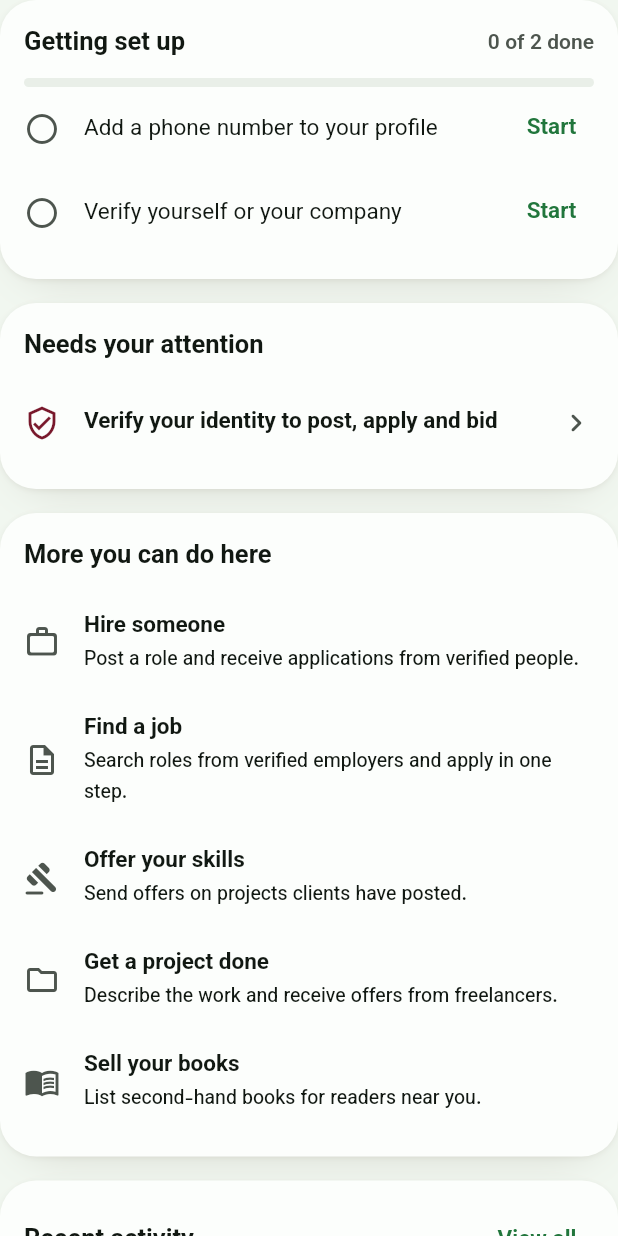
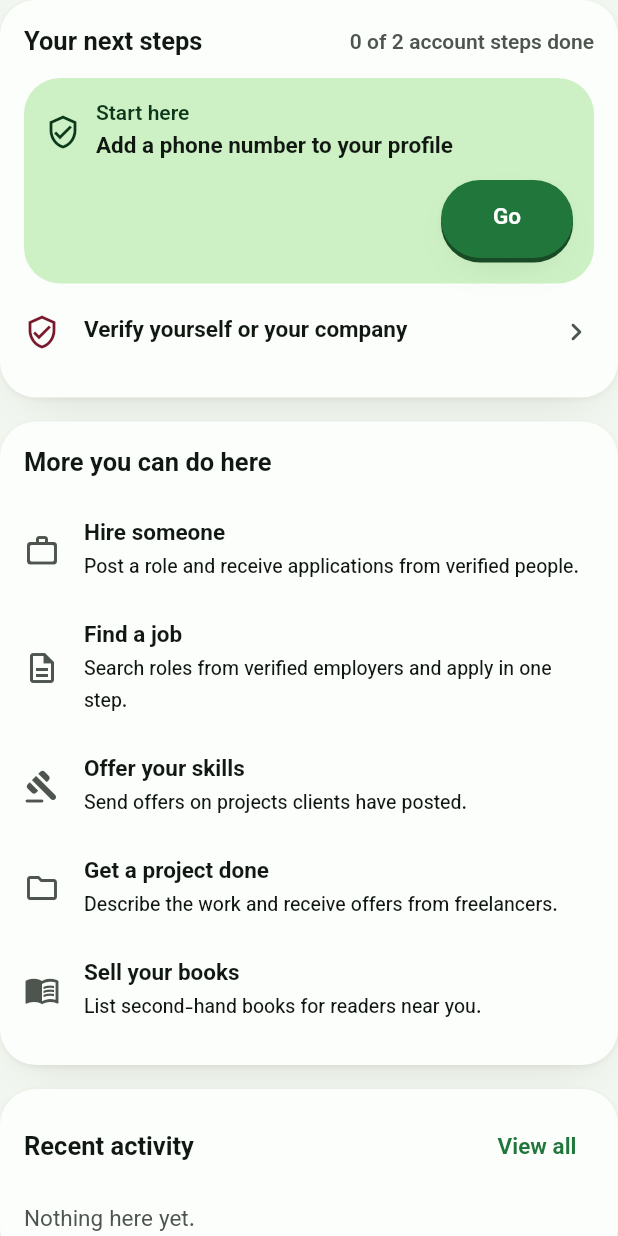
Before and after one commit to CiviTech-Global/our-website, a Flutter app: the WorkspacePanels widget shown alone on an empty page, opened directly with empty values, on a phone screen of 412 x 824 dp. Run offline on Flutter 3.47's test engine with Material 3 defaults, Android fonts, the phone set to English and light mode, and no system bars; our stand-ins replace cached_network_image, cross_file, dio, file_picker, flutter_map, flutter_riverpod and 8 more; missing offline and left inert: persian_datetime_picker; accounts and stored records are empty; network calls fail.

Commit message:
Mobile: next steps and "Your areas" on the Me tab, as on the web
The Me tab gets the web's two changes. Setup, "needs your attention" and
the email banner become one "Your next steps" card, waiting work first,
the first step set apart with its own button; resending the verification
email happens on that step.

A new "Your areas" card lists the member's screens grouped as on the
web (hiring, job search, my projects, freelancing, shops, books,
purchases) with a line saying what each section is for. Sections the
member does not use, from /market/me/areas, wait behind one
"N more sections" row. The account list gains the expert profile.

Co-Authored-By: Claude Opus 5.5 <noreply@anthropic.com>

```diff
--- a/civitechglobal-mobile/lib/features/me/workspace_panels.dart
+++ b/civitechglobal-mobile/lib/features/me/workspace_panels.dart
@@ -47,9 +47,7 @@ class WorkspacePanels extends ConsumerWidget {
       crossAxisAlignment: CrossAxisAlignment.stretch,
       spacing: BaghSpace.gutter,
       children: [
-        if (canEmail && !user.emailVerified) const _VerifyEmailBanner(),
-        _Setup(user: user, workspace: d, canEmail: canEmail),
-        _Attention(workspace: d),
+        _NextSteps(user: user, workspace: d, canEmail: canEmail),
         if (d.hiringPostings > 0)
           _Panel(
             title: w.hiringTitle,
@@ -312,18 +310,35 @@ class _Panel extends ConsumerWidget {
   }
 }
 
-/// While the address is unconfirmed, and only where the server can send mail.
-class _VerifyEmailBanner extends ConsumerStatefulWidget {
-  const _VerifyEmailBanner();
+enum _Step { done, pending, todo }
+
+/// One thing to do next: a label, and where to do it or what does it.
+typedef _Next = ({IconData icon, String label, String? href, bool email});
+
+/// "Your next steps", as the web's NextStepsPanel: what is waiting on them
+/// first, then what is left of setting the account up, in one list. The
+/// first step is set apart with its own button, so somebody who opens the
+/// app not knowing where to start is told. Resending the verification email
+/// happens right here, where the step is.
+class _NextSteps extends ConsumerStatefulWidget {
+  const _NextSteps({
+    required this.user,
+    required this.workspace,
+    required this.canEmail,
+  });
+
+  final AuthUser user;
+  final Workspace workspace;
+  final bool canEmail;
 
   @override
-  ConsumerState<_VerifyEmailBanner> createState() => _VerifyEmailBannerState();
+  ConsumerState<_NextSteps> createState() => _NextStepsState();
 }
 
-class _VerifyEmailBannerState extends ConsumerState<_VerifyEmailBanner> {
+class _NextStepsState extends ConsumerState<_NextSteps> {
   bool _sending = false;
 
-  Future<void> _send() async {
+  Future<void> _sendEmail() async {
     final s = ref.read(stringsProvider);
     final messenger = ScaffoldMessenger.of(context);
     setState(() => _sending = true);
@@ -338,232 +353,188 @@ class _VerifyEmailBannerState extends ConsumerState<_VerifyEmailBanner> {
     }
   }
 
+  void _go(_Next item) {
+    if (item.email) {
+      _sendEmail();
+    } else if (item.href != null) {
+      openLink(context, ref, item.href!);
+    }
+  }
+
   @override
   Widget build(BuildContext context) {
     final s = ref.watch(stringsProvider);
-    final t = BaghColors.of(context).tints[1];
-    final text = Theme.of(context).textTheme;
-    return SoftSurface(
-      tint: t,
-      child: Column(
-        crossAxisAlignment: CrossAxisAlignment.stretch,
-        spacing: 8,
-        children: [
-          Row(
-            spacing: 10,
-            children: [
-              Icon(Icons.mark_email_unread_outlined, color: t.ink),
-              Expanded(
-                child: Text(
-                  s.auth.verifyBannerTitle,
-                  style: text.titleSmall?.copyWith(color: t.ink),
-                ),
-              ),
-            ],
-          ),
-          Text(
-            s.auth.verifyBannerBody,
-            style: text.bodyMedium?.copyWith(color: t.ink),
-          ),
-          Align(
-            alignment: AlignmentDirectional.centerStart,
-            child: BaghKey(
-              label: s.auth.verifyBannerAction,
-              kind: BaghKeyKind.outline,
-              loading: _sending,
-              onPressed: _send,
-            ),
-          ),
-        ],
-      ),
-    );
-  }
-}
-
-enum _Step { done, pending, todo }
-
-/// "Getting set up": what is left before the marketplace is open to them,
-/// with the way to each open step. Gone once every step is done.
-class _Setup extends ConsumerWidget {
-  const _Setup({
-    required this.user,
-    required this.workspace,
-    required this.canEmail,
-  });
-
-  final AuthUser user;
-  final Workspace workspace;
-  final bool canEmail;
-
-  @override
-  Widget build(BuildContext context, WidgetRef ref) {
-    final s = ref.watch(stringsProvider);
+    final w = s.workspace;
+    final n = s.dashNav;
+    final d = widget.workspace;
+    final user = widget.user;
     final language = ref.watch(l10nProvider).language;
     final c = BaghColors.of(context);
     final text = Theme.of(context).textTheme;
-    final steps = <(String, _Step, String?)>[
+    String num(int v) => localDigits(v, language);
+    final forward = Directionality.of(context) == TextDirection.rtl
+        ? Icons.chevron_left_rounded
+        : Icons.chevron_right_rounded;
+
+    final setup = <(String, _Step, String?, bool)>[
       (
         s.app.setupPhone,
         (user.phone ?? '').isNotEmpty ? _Step.done : _Step.todo,
         '/dashboard/profile',
+        false,
       ),
-      if (canEmail)
+      if (widget.canEmail)
         (
           s.app.setupEmail,
           user.emailVerified ? _Step.done : _Step.todo,
-          // Done from the banner above, not from a page.
           null,
+          true,
         ),
       (
         s.app.setupIdentity,
-        switch (workspace.verification) {
+        switch (d.verification) {
           'APPROVED' => _Step.done,
           'PENDING' => _Step.pending,
           _ => _Step.todo,
         },
         '/dashboard/verification',
+        false,
       ),
     ];
-    final done = steps.where((x) => x.$2 == _Step.done).length;
-    if (done == steps.length) return const SizedBox.shrink();
-
-    return _Card(
-      title: s.app.setupTitle,
-      trailing: Text(
-        s.app.setupProgress.fill({
-          'done': localDigits(done, language),
-          'total': localDigits(steps.length, language),
-        }),
-        style: text.labelMedium?.copyWith(color: c.ink2),
-      ),
-      child: Column(
-        crossAxisAlignment: CrossAxisAlignment.stretch,
-        children: [
-          ClipRRect(
-            borderRadius: BorderRadius.circular(4),
-            child: LinearProgressIndicator(
-              value: done / steps.length,
-              minHeight: 6,
-              color: c.primary,
-              backgroundColor: c.fill,
-            ),
-          ),
-          for (final (label, state, href) in steps)
-            ListTile(
-              contentPadding: EdgeInsets.zero,
-              leading: Icon(
-                switch (state) {
-                  _Step.done => Icons.check_circle_rounded,
-                  _Step.pending => Icons.schedule_rounded,
-                  _Step.todo => Icons.radio_button_unchecked_rounded,
-                },
-                color: switch (state) {
-                  _Step.done => c.primary,
-                  _Step.pending => c.tints[1].ink,
-                  _Step.todo => c.ink2,
-                },
-              ),
-              title: Text(
-                label,
-                style: state == _Step.done
-                    ? text.bodyMedium?.copyWith(
-                        color: c.ink2,
-                        decoration: TextDecoration.lineThrough,
-                      )
-                    : text.bodyMedium,
-              ),
-              trailing: switch (state) {
-                _Step.done => Text(s.app.setupDone, style: text.labelMedium),
-                _Step.pending => Text(
-                  s.app.setupPending,
-                  style: text.labelMedium?.copyWith(color: c.tints[1].ink),
-                ),
-                _Step.todo when href != null => TextButton(
-                  onPressed: () => openLink(context, ref, href),
-                  child: Text(s.app.setupAction),
-                ),
-                _Step.todo => null,
-              },
-            ),
-        ],
-      ),
-    );
-  }
-}
-
-/// What is waiting on this person, across every part they play.
-class _Attention extends ConsumerWidget {
-  const _Attention({required this.workspace});
-
-  final Workspace workspace;
-
-  @override
-  Widget build(BuildContext context, WidgetRef ref) {
-    final s = ref.watch(stringsProvider);
-    final w = s.workspace;
-    final d = workspace;
-    final language = ref.watch(l10nProvider).language;
-    final c = BaghColors.of(context);
-    String n(int v) => localDigits(v, language);
     final changes = d.changesRequested;
-    final items = <(IconData, String, String)>[
-      if (d.verification != 'APPROVED' && d.verification != 'PENDING')
+    final items = <_Next>[
+      if (d.unreadMessages > 0)
         (
-          Icons.verified_user_outlined,
-          w.attentionVerify,
-          '/dashboard/verification',
+          icon: Icons.forum_outlined,
+          label: w.attentionMessages.fill({'count': num(d.unreadMessages)}),
+          href: '/dashboard/messages',
+          email: false,
         ),
       if (d.hiringUnseen > 0)
         (
-          Icons.group_outlined,
-          w.attentionApplicants.fill({'count': n(d.hiringUnseen)}),
-          '/dashboard/jobs',
+          icon: Icons.group_outlined,
+          label: w.attentionApplicants.fill({'count': num(d.hiringUnseen)}),
+          href: '/dashboard/jobs',
+          email: false,
         ),
       if (d.bidsAwaiting > 0)
         (
-          Icons.gavel_rounded,
-          w.attentionBids.fill({'count': n(d.bidsAwaiting)}),
-          '/dashboard/projects',
+          icon: Icons.gavel_rounded,
+          label: w.attentionBids.fill({'count': num(d.bidsAwaiting)}),
+          href: '/dashboard/projects',
+          email: false,
         ),
       if (changes > 0)
         (
-          Icons.error_outline_rounded,
-          w.attentionChanges.fill({'count': n(changes)}),
-          (d.hiringByStatus['CHANGES_REQUESTED'] ?? 0) > 0
+          icon: Icons.error_outline_rounded,
+          label: w.attentionChanges.fill({'count': num(changes)}),
+          href: (d.hiringByStatus['CHANGES_REQUESTED'] ?? 0) > 0
               ? '/dashboard/jobs'
               : (d.clientByStatus['CHANGES_REQUESTED'] ?? 0) > 0
               ? '/dashboard/projects'
               : '/dashboard/books',
+          email: false,
         ),
-      if (d.unreadMessages > 0)
+      for (final (label, state, href, email) in setup)
+        if (state == _Step.todo)
           (
-          Icons.forum_outlined,
-          w.attentionMessages.fill({'count': n(d.unreadMessages)}),
-          '/dashboard/messages',
+            icon: email
+                ? Icons.mark_email_unread_outlined
+                : Icons.verified_user_outlined,
+            label: label,
+            href: href,
+            email: email,
           ),
     ];
+    final pending = [
+      for (final (label, state, _, _) in setup)
+        if (state == _Step.pending) label,
+    ];
+    final done = setup.where((x) => x.$2 == _Step.done).length;
+
     return _Card(
-      title: w.attentionTitle,
-      child: items.isEmpty
+      title: n.nextTitle,
+      trailing: done < setup.length
           ? Text(
-              w.allClear,
-              style: Theme.of(
-                context,
-              ).textTheme.bodyMedium?.copyWith(color: c.ink2),
+              n.nextProgress.fill({
+                'done': num(done),
+                'total': num(setup.length),
+              }),
+              style: text.labelMedium?.copyWith(color: c.ink2),
             )
-          : Column(
+          : null,
+      child: Column(
+        crossAxisAlignment: CrossAxisAlignment.stretch,
+        spacing: 4,
         children: [
-                for (final (icon, label, href) in items)
+          if (items.isEmpty && pending.isEmpty)
+            Text(w.allClear, style: text.bodyMedium?.copyWith(color: c.ink2)),
+          if (items.isNotEmpty)
+            SoftSurface(
+              tint: c.primarySoft,
+              padding: const EdgeInsets.all(14),
+              child: Column(
+                crossAxisAlignment: CrossAxisAlignment.stretch,
+                spacing: 10,
+                children: [
+                  Row(
+                    spacing: 10,
+                    children: [
+                      Icon(items.first.icon, color: c.primarySoft.ink),
+                      Expanded(
+                        child: Column(
+                          crossAxisAlignment: CrossAxisAlignment.start,
+                          children: [
+                            Text(
+                              n.nextFirst,
+                              style: text.labelMedium?.copyWith(
+                                color: c.primarySoft.ink,
+                              ),
+                            ),
+                            Text(items.first.label, style: text.titleSmall),
+                          ],
+                        ),
+                      ),
+                    ],
+                  ),
+                  Align(
+                    alignment: AlignmentDirectional.centerEnd,
+                    child: BaghKey(
+                      label: items.first.email
+                          ? s.auth.verifyBannerAction
+                          : n.nextGo,
+                      loading: items.first.email && _sending,
+                      onPressed: () => _go(items.first),
+                    ),
+                  ),
+                ],
+              ),
+            ),
+          for (final item in items.skip(1))
             ListTile(
               contentPadding: EdgeInsets.zero,
-                    leading: Icon(icon, color: c.tints[1].ink),
-                    title: Text(label),
-                    trailing: Icon(
-                      Directionality.of(context) == TextDirection.rtl
-                          ? Icons.chevron_left_rounded
-                          : Icons.chevron_right_rounded,
+              leading: Icon(item.icon, color: c.tints[1].ink),
+              title: Text(item.label),
+              trailing: item.email && _sending
+                  ? const SizedBox.square(
+                      dimension: 18,
+                      child: CircularProgressIndicator(strokeWidth: 2),
+                    )
+                  : Icon(forward),
+              onTap: () => _go(item),
             ),
-                    onTap: () => openLink(context, ref, href),
+          for (final label in pending)
+            ListTile(
+              contentPadding: EdgeInsets.zero,
+              leading: Icon(Icons.schedule_rounded, color: c.tints[1].ink),
+              title: Text(
+                label,
+                style: text.bodyMedium?.copyWith(color: c.ink2),
+              ),
+              trailing: Text(
+                s.app.setupPending,
+                style: text.labelMedium?.copyWith(color: c.tints[1].ink),
+              ),
             ),
         ],
       ),
```
Also changed, not shown: civitechglobal-mobile/lib/features/me/areas_card.dart (added, +279 -0 lines), civitechglobal-mobile/lib/features/me/me_screen.dart (+11 -0 lines), civitechglobal-mobile/lib/features/me/workspace_data.dart (+27 -0 lines), civitechglobal-mobile/assets/l10n/de.json, civitechglobal-mobile/assets/l10n/en.json, civitechglobal-mobile/assets/l10n/es.json, civitechglobal-mobile/assets/l10n/fa.json, civitechglobal-mobile/assets/l10n/fr.json, civitechglobal-mobile/assets/l10n/tr.json, civitechglobal-mobile/lib/l10n/generated/strings.g.dart, 6 other files. Lines whose indentation alone changed are shown as unchanged.
